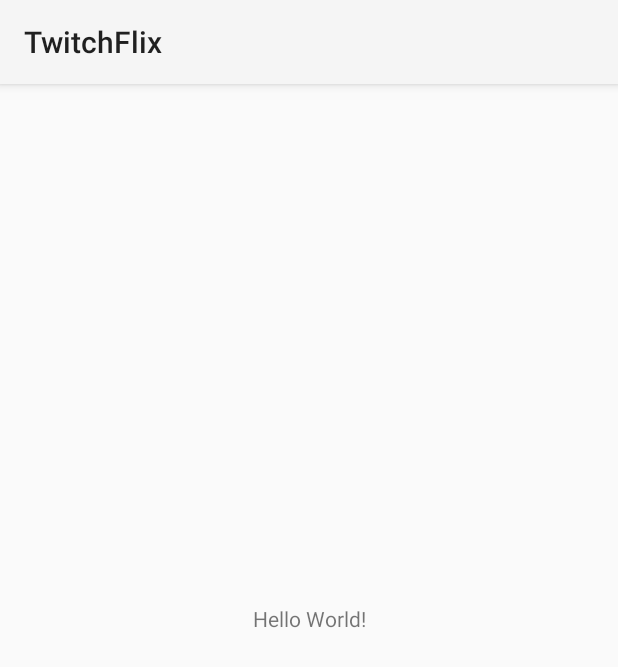
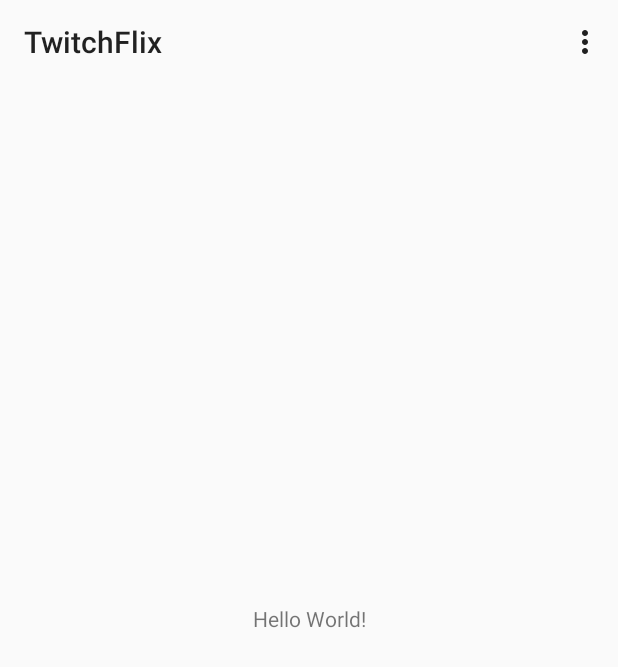
Before and after one commit to toko18/TwitchFlix, an Android app: the screen it shows after launch (MainActivity), on a phone screen of 412 x 824 dp. Shown: the top 667 px of the screen. Run offline under Robolectric (Android 15) with nearby library versions, the phone set to English and light mode, and no system bars.

Commit message:
Settings added

```diff
--- a/app/build.gradle
+++ b/app/build.gradle
@@ -22,6 +22,7 @@ dependencies {
     implementation fileTree(dir: 'libs', include: ['*.jar'])
     implementation 'com.android.support:appcompat-v7:28.0.0'
     implementation 'com.android.support.constraint:constraint-layout:1.1.3'
+    implementation 'com.android.support:preference-v7:28.0.0'
     testImplementation 'junit:junit:4.12'
     androidTestImplementation 'com.android.support.test:runner:1.0.2'
     androidTestImplementation 'com.android.support.test.espresso:espresso-core:3.0.2'
--- a/app/src/main/java/com/toko/twitchflix/SplashActivity.java
+++ b/app/src/main/java/com/toko/twitchflix/SplashActivity.java
@@ -15,12 +15,12 @@ public class SplashActivity extends Activity {
         handler.postDelayed(new Runnable() {
             @Override
             public void run() {
-                mostrarMainActivity();
+                showMainActivity();
             }
         }, 2000);
     }
 
-    private void mostrarMainActivity() {
+    private void showMainActivity() {
         Intent intent = new Intent(
                 SplashActivity.this,MainActivity.class
         );
--- a/app/src/main/res/layout/activity_main.xml
+++ b/app/src/main/res/layout/activity_main.xml
@@ -19,7 +19,7 @@
         android:id="@+id/my_toolbar"
         android:layout_width="match_parent"
         android:layout_height="?attr/actionBarSize"
-        android:background="?attr/colorPrimary"
+        android:background="@null"
         android:elevation="4dp"
         android:theme="@style/ThemeOverlay.AppCompat.ActionBar"
         app:popupTheme="@style/ThemeOverlay.AppCompat.Light"/>
--- /dev/null
+++ b/app/src/main/res/menu/options_menu_main.xml
@@ -0,0 +1,7 @@
+<?xml version="1.0" encoding="utf-8"?>
+<menu xmlns:android="http://schemas.android.com/apk/res/android">
+
+    <item  android:id="@+id/option_settings"
+        android:title="Settings" />
+
+</menu>
--- a/app/src/main/res/values/styles.xml
+++ b/app/src/main/res/values/styles.xml
@@ -6,6 +6,8 @@
         <item name="colorPrimary">@color/colorPrimary</item>
         <item name="colorPrimaryDark">@color/colorPrimaryDark</item>
         <item name="colorAccent">@color/colorAccent</item>
+        <item name="preferenceTheme">@style/PreferenceThemeOverlay</item>
+
     </style>
 
 </resources>
```
Also changed, not shown: app/src/main/AndroidManifest.xml (+7 -0 lines), app/src/main/java/com/toko/twitchflix/MainActivity.java (+34 -0 lines), app/src/main/java/com/toko/twitchflix/SettingsActivity.java (added, +15 -0 lines), app/src/main/java/com/toko/twitchflix/SettingsFragment.java (added, +12 -0 lines), app/src/main/res/values/arrays.xml (added, +14 -0 lines), app/src/main/res/xml/preferences.xml (added, +39 -0 lines).
